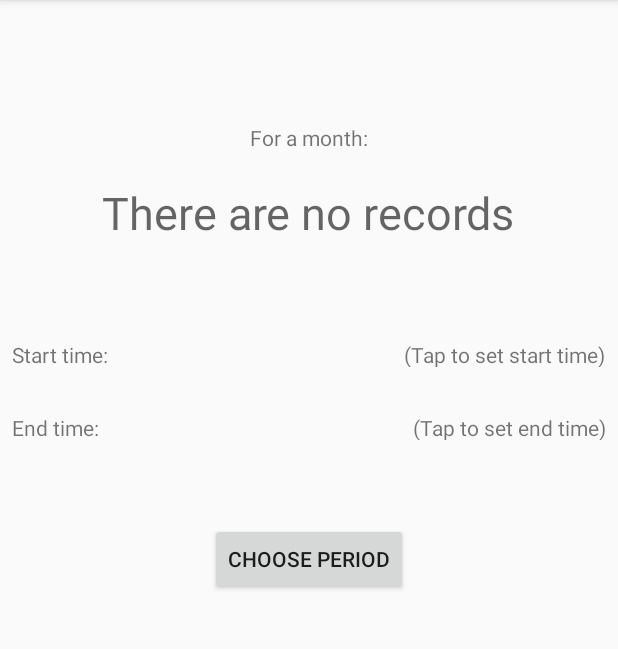
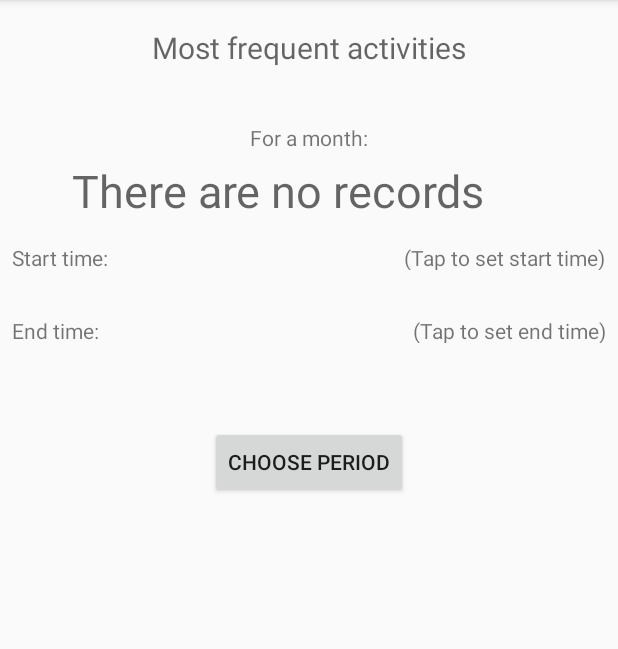
Before and after one commit to lena15n/mobilki-3-lab, an Android app: the MostFrequentActivitiesActivity screen opened directly, with no data from a screen before it, on a phone screen of 412 x 824 dp, the part 84-733 px from its top. Run offline under Robolectric (Android 15) with nearby library versions, the phone set to English and light mode, and no system bars.

Commit message:
some refactoring

```diff
--- a/TimeTracker/app/src/main/java/com/lena/timetracker/MaxTotalTimeActivity.java
+++ b/TimeTracker/app/src/main/java/com/lena/timetracker/MaxTotalTimeActivity.java
@@ -52,7 +52,7 @@ public class MaxTotalTimeActivity extends AppCompatActivity
             }
         });
 
-        TextView endTextView = (TextView) findViewById(R.id.total_set_end_textview);
+        TextView endTextView = (TextView) findViewById(R.id.max_record_set_end_textview);
         endTextView.setOnClickListener(new View.OnClickListener() {
             @Override
             public void onClick(View v) {
@@ -90,7 +90,7 @@ public class MaxTotalTimeActivity extends AppCompatActivity
             sb.append(getString(R.string.stat_no_records));
         }
 
-        TextView descTextView = (TextView) findViewById(R.id.max_desc_textView);
+        TextView descTextView = (TextView) findViewById(R.id.max_result_textView);
         descTextView.setText(sb.toString());
 
         TextView periodTextView = (TextView) findViewById(R.id.max_period_textView);
@@ -99,7 +99,7 @@ public class MaxTotalTimeActivity extends AppCompatActivity
 
     private void calculateMaxTotal() {
         if (startDate != null && endDate != null) {
-            TextView textView = (TextView) findViewById(R.id.max_desc_textView);
+            TextView textView = (TextView) findViewById(R.id.max_result_textView);
             StringBuilder sb = new StringBuilder();
             int i = 1;
             ArrayList<String> activities = getRecordsNamesFromDb(startDate, endDate);
--- a/TimeTracker/app/src/main/java/com/lena/timetracker/MostFrequentActivitiesActivity.java
+++ b/TimeTracker/app/src/main/java/com/lena/timetracker/MostFrequentActivitiesActivity.java
@@ -12,15 +12,17 @@ import android.widget.Button;
 import android.widget.DatePicker;
 import android.widget.TextView;
 import android.widget.TimePicker;
+import android.widget.Toast;
 
 import com.lena.timetracker.db.TimeTrackerContract;
 import com.lena.timetracker.db.TimeTrackerDbHelper;
 
 import java.text.DateFormat;
 import java.text.SimpleDateFormat;
-import java.util.ArrayList;
 import java.util.Calendar;
 import java.util.Date;
+import java.util.LinkedHashMap;
+import java.util.Map;
 
 public class MostFrequentActivitiesActivity extends AppCompatActivity
         implements TimePickerDialog.OnTimeSetListener,
@@ -77,20 +79,26 @@ public class MostFrequentActivitiesActivity extends AppCompatActivity
         String temp = dateFormat.format(currDate);
         String month = temp.substring(temp.indexOf("-") + 1, temp.lastIndexOf("-"));
 
-        ArrayList<String> activities = getRecordsNamesFromDb(month);
-        StringBuilder sb = new StringBuilder();
+        LinkedHashMap<String, Long> activities = getRecordsNamesFromDb(month);
+        StringBuilder sbDescription = new StringBuilder();
+        StringBuilder sbTime = new StringBuilder();
 
         if (activities.size() != 0) {
             int i = 1;
-            for (String activity : activities) {
-                sb.append("" + i + ". " + activity + "\n");
+            for (Map.Entry<String, Long> recordSumTime : activities.entrySet()) {
+                sbDescription.append("" + i + ". " + recordSumTime.getKey() + "\n");
+                sbTime.append(recordSumTime.getValue() + "\n");
                 i++;
             }
         } else {
-            sb.append(getString(R.string.stat_no_records));
+            sbDescription.append(getString(R.string.stat_no_records));
         }
-        TextView descTextView = (TextView) findViewById(R.id.freq_desc_textView);
-        descTextView.setText(sb.toString());
+
+        TextView descTextView = (TextView) findViewById(R.id.freq_result_textView);
+        descTextView.setText(sbDescription.toString());
+
+        TextView timeTextView = (TextView) findViewById(R.id.freq_sum_result_textView);
+        timeTextView.setText(sbTime.toString());
 
         TextView periodTextView = (TextView) findViewById(R.id.freq_period_textView);
         periodTextView.setText(getString(R.string.stat_for_month));
@@ -98,30 +106,41 @@ public class MostFrequentActivitiesActivity extends AppCompatActivity
 
     private void calculateMostFrequent() {
         if (startDate != null && endDate != null) {
-            TextView textView = (TextView) findViewById(R.id.freq_desc_textView);
-            StringBuilder sb = new StringBuilder();
-            int i = 1;
-            ArrayList<String> activities = getRecordsNamesFromDb(startDate, endDate);
+            LinkedHashMap<String, Long> activities = getRecordsNamesFromDb(startDate, endDate);
+            StringBuilder sbDescription = new StringBuilder();
+            StringBuilder sbTime = new StringBuilder();
+
             if (activities.size() != 0) {
-                for (String activity : activities) {
-                    sb.append("" + i + ". " + activity + "\n");
+                int i = 1;
+                for (Map.Entry<String, Long> recordSumTime : activities.entrySet()) {
+                    sbDescription.append("" + i + ". " + recordSumTime.getKey() + "\n");
+                    sbTime.append(recordSumTime.getValue() + "\n");
                     i++;
                 }
             } else {
-                sb.append(getString(R.string.stat_no_records));
+                sbDescription.append(getString(R.string.stat_no_records));
             }
-            textView.setText(sb.toString());
 
-            DateFormat dateFormat = new SimpleDateFormat("dd.MM.yyyy  HH:mm");
-            TextView periodTextView = (TextView) findViewById(R.id.freq_period_textView);
-            periodTextView.setText(getString(R.string.stat_period) + "  " + dateFormat.format(startDate)
-                    + "    -   " + dateFormat.format(endDate));
+            TextView descTextView = (TextView) findViewById(R.id.freq_result_textView);
+            descTextView.setText(sbDescription.toString());
+
+            TextView timeTextView = (TextView) findViewById(R.id.freq_sum_result_textView);
+            timeTextView.setText(sbTime.toString());
         }
+        else {
+            Toast.makeText(this, R.string.stat_no_checked_categories, Toast.LENGTH_LONG).show();
+        }
+
+        DateFormat dateFormat = new SimpleDateFormat("dd.MM.yyyy  HH:mm");
+        TextView periodTextView = (TextView) findViewById(R.id.freq_period_textView);
+        periodTextView.setText(getString(R.string.stat_period) + "  " + dateFormat.format(startDate)
+                + "    -   " + dateFormat.format(endDate));
     }
 
-    private ArrayList<String> getRecordsNamesFromDb(String month) {
-        ArrayList<String> activities = new ArrayList<>();
+    private LinkedHashMap<String, Long> getRecordsNamesFromDb(String month) {
+        LinkedHashMap<String, Long> result = new LinkedHashMap<>();
         String desc;
+        long count;
         TimeTrackerDbHelper dbHelper = new TimeTrackerDbHelper(this);
         SQLiteDatabase db = dbHelper.getReadableDatabase();
         Cursor cursor = db.rawQuery(TimeTrackerContract.Record.SQL_SELECT_MOST_FREQUENT_FOR_A_MONTH,
@@ -130,20 +149,22 @@ public class MostFrequentActivitiesActivity extends AppCompatActivity
             if (cursor.moveToFirst()) {
                 do {
                     desc = cursor.getString(cursor.getColumnIndex(TimeTrackerContract.Record.DESCRIPTION));
+                    count = cursor.getLong(cursor.getColumnIndex(TimeTrackerContract.Record.TEMP_COLUMN_NAME));
                     if (desc != null) {
-                        activities.add(desc);
+                        result.put(desc, count);
                     }
                 }
                 while (cursor.moveToNext());
             }
         }
 
-        return activities;
+        return result;
     }
 
-    private ArrayList<String> getRecordsNamesFromDb(Date dateStart, Date dateEnd) {
-        ArrayList<String> activities = new ArrayList<>();
+    private LinkedHashMap<String, Long> getRecordsNamesFromDb(Date dateStart, Date dateEnd) {
+        LinkedHashMap<String, Long> activities = new LinkedHashMap<>();
         String desc;
+        Long count;
         TimeTrackerDbHelper dbHelper = new TimeTrackerDbHelper(this);
         SQLiteDatabase db = dbHelper.getReadableDatabase();
         DateFormat dateFormat = new SimpleDateFormat(MainActivity.DATE_FORMAT);
@@ -154,8 +175,9 @@ public class MostFrequentActivitiesActivity extends AppCompatActivity
             if (cursor.moveToFirst()) {
                 do {
                     desc = cursor.getString(cursor.getColumnIndex(TimeTrackerContract.Record.DESCRIPTION));
+                    count = cursor.getLong(cursor.getColumnIndex(TimeTrackerContract.Record.TEMP_COLUMN_NAME));
                     if (desc != null) {
-                        activities.add(desc);
+                        activities.put(desc, count);
                     }
                 }
                 while (cursor.moveToNext());
--- a/TimeTracker/app/src/main/res/layout/activity_most_frequent_activities.xml
+++ b/TimeTracker/app/src/main/res/layout/activity_most_frequent_activities.xml
@@ -10,6 +10,29 @@
     android:paddingRight="@dimen/activity_horizontal_margin"
     android:paddingTop="@dimen/activity_vertical_margin"
     tools:context="com.lena.timetracker.MostFrequentActivitiesActivity">
+
+
+    <ScrollView xmlns:android="http://schemas.android.com/apk/res/android"
+                android:id="@+id/ScrollView01"
+                android:layout_width="fill_parent"
+                android:layout_height="fill_parent">
+
+        <RelativeLayout
+            android:id="@+id/total_layout5"
+            android:layout_width="wrap_content"
+            android:layout_height="wrap_content"
+            android:paddingBottom="40dp">
+
+            <TextView
+                android:text="@string/stat_freq_header"
+                android:layout_width="wrap_content"
+                android:layout_height="wrap_content"
+                android:layout_centerHorizontal="true"
+                android:layout_marginTop="10dp"
+                android:layout_marginBottom="15dp"
+                style="@style/FontHeader"
+                android:id="@+id/textView"/>
+
 
     <RelativeLayout
         android:layout_width="match_parent"
@@ -26,15 +49,25 @@
             android:id="@+id/freq_period_textView"/>
 
         <TextView
-            android:text="TextView"
+            android:id="@+id/freq_result_textView"
             android:layout_width="wrap_content"
             android:layout_height="wrap_content"
-            android:layout_centerHorizontal="true"
-            android:layout_below="@+id/freq_period_textView"
-            android:layout_marginTop="20dp"
-            android:layout_marginBottom="50dp"
+            android:layout_below="@id/freq_period_textView"
+            android:layout_alignParentStart="true"
+            android:layout_marginStart="40dp"
+            android:layout_marginTop="5dp"
             style="@style/FontStat"
-            android:id="@+id/freq_desc_textView"/>
+            android:text="@string/stat_no_records"/>
+
+        <TextView
+            android:id="@+id/freq_sum_result_textView"
+            android:layout_width="wrap_content"
+            android:layout_height="wrap_content"
+            android:layout_below="@id/freq_period_textView"
+            android:layout_marginTop="5dp"
+            android:layout_alignParentEnd="true"
+            android:layout_marginEnd="20dp"
+            style="@style/FontStat"/>
 
     </RelativeLayout>
 
@@ -101,4 +134,7 @@
         android:layout_centerHorizontal="true"
         android:layout_marginTop="39dp"/>
 
+        </RelativeLayout>
+    </ScrollView>
+
 </RelativeLayout>
--- a/TimeTracker/app/src/main/res/values/strings.xml
+++ b/TimeTracker/app/src/main/res/values/strings.xml
@@ -42,6 +42,10 @@
 
     <string name="stat_for_month">For a month:</string>
     <string name="button_for_month">For a month</string>
+    <string name="stat_freq_header">Most frequent activities</string>
+    <string name="stat_max_header">Max total time by categories</string>
+    <string name="stat_total_header">Total time by selected categories</string>
+    <string name="stat_chart_header">Pie chart of time by all categories</string>
     <string name="stat_no_records">There are no records</string>
     <string name="stat_no_checked_categories">There are no any checked categories</string>
     <string name="stat_">Choose time period:</string>
```
Also changed, not shown: TimeTracker/app/src/main/res/layout/activity_max_total_time.xml (+46 -13 lines), TimeTracker/app/src/main/res/layout/activity_pie_diagram.xml (+10 -0 lines), TimeTracker/app/src/main/res/layout/activity_total_time_by_categories.xml (+12 -1 lines).
